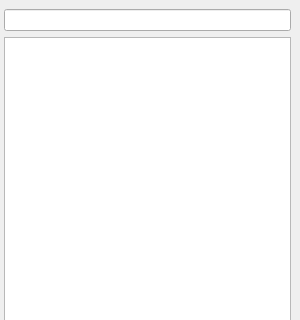
This is ui_qgisfilebrowser.ui in NathanW2/QGIS-File-Browser as Qt 5 draws it before an edit; both pictures show x 0 to 300 and y 0 to 320 of the 300 by 777 pixel window. The edited form follows.
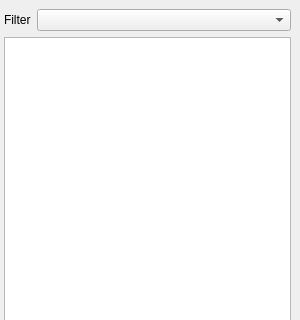
This is the edited form.

Commit message: Added combobox with supported filters

Patch:
```diff
--- a/ui_qgisfilebrowser.ui
+++ b/ui_qgisfilebrowser.ui
@@ -25,7 +25,28 @@
      <number>7</number>
     </property>
     <item>
-     <widget class="QLineEdit" name="filterText"/>
+     <layout class="QHBoxLayout" name="horizontalLayout">
+      <item>
+       <widget class="QLabel" name="label">
+        <property name="sizePolicy">
+         <sizepolicy hsizetype="Fixed" vsizetype="Ignored">
+          <horstretch>0</horstretch>
+          <verstretch>0</verstretch>
+         </sizepolicy>
+        </property>
+        <property name="text">
+         <string>Filter</string>
+        </property>
+       </widget>
+      </item>
+      <item>
+       <widget class="QComboBox" name="filtercombobox">
+        <property name="autoFillBackground">
+         <bool>false</bool>
+        </property>
+       </widget>
+      </item>
+     </layout>
     </item>
     <item>
      <widget class="QTreeView" name="fileTree"/>
```
The commit also changes 3 other files.
